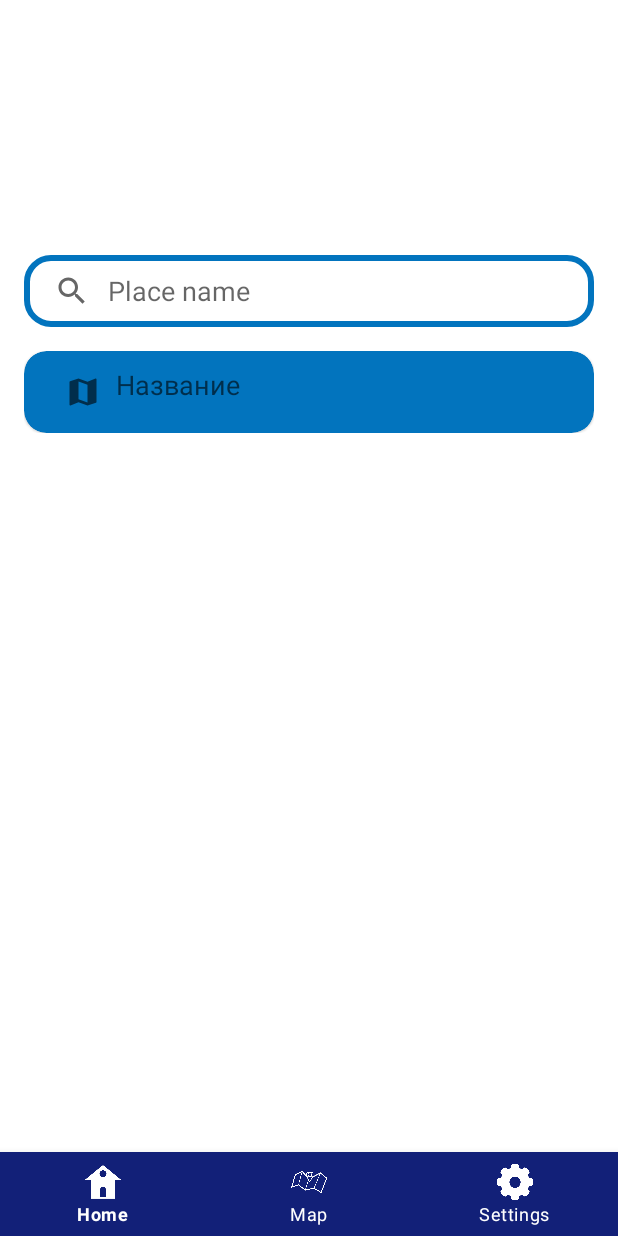
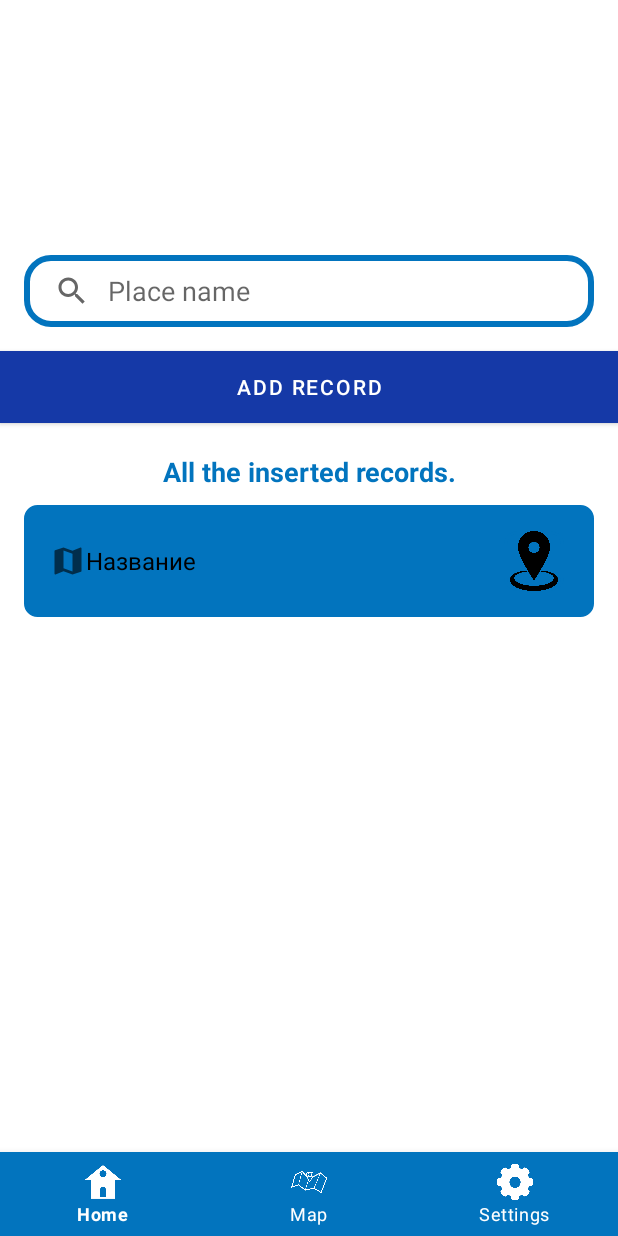
Before and after one commit to Hedgehog2484/Moscow_4D, an Android app: the screen it shows after launch (MainActivity), on a phone screen of 412 x 824 dp. Run offline under Robolectric (Android 15) with nearby library versions, the phone set to English and light mode, and no system bars.

Commit message:
recycleView item was rebuilt.

```diff
--- a/app/src/main/java/com/android/moscow4D/fragments/home/HomeFragment.kt
+++ b/app/src/main/java/com/android/moscow4D/fragments/home/HomeFragment.kt
@@ -6,6 +6,7 @@ import android.view.LayoutInflater
 import android.view.View
 import android.view.ViewGroup
 import com.android.moscow4D.R
+import android.database.sqlite.SQLiteDatabase
 
 
 /**
@@ -17,10 +18,6 @@ class HomeFragment : Fragment() {
 /**
  * Class of Homepage fragment.
  */
-
-
-    // private var param1: String? = null
-    // private var param2: String? = null
 
     override fun onCreate(savedInstanceState: Bundle?) {
         super.onCreate(savedInstanceState)
--- a/app/src/main/java/com/android/moscow4D/fragments/home/PlacesListFragment.kt
+++ b/app/src/main/java/com/android/moscow4D/fragments/home/PlacesListFragment.kt
@@ -16,6 +16,7 @@ import android.view.ViewGroup
 
 import android.view.LayoutInflater
 import android.view.View
+import android.widget.Button
 import com.android.moscow4D.fragments.home.PlacePageActivity
 
 import com.android.moscow4D.CacheEngine
@@ -41,7 +42,7 @@ class PlacesListFragment : ListFragment() {
         val from = arrayOf("Place", "Image")
 
         // IDs of views.
-        val to = intArrayOf(R.id.place_name, R.id.place_image)
+        val to = intArrayOf(R.id.tvName, R.id.place_image)
 
         // Adapter.
         adapter = SimpleAdapter(requireActivity(), CacheEngine.data, R.layout.home_places_list_model, from, to)
@@ -56,6 +57,7 @@ class PlacesListFragment : ListFragment() {
          * Renders listView and shows it in the fragment.
          */
         super.onStart()
+        listView.isDrawSelectorOnTop = true;
         listView.divider = null  // Turn off background between list items.
         listView.dividerHeight = 50  // Set distance between list items.
 
@@ -70,6 +72,6 @@ class PlacesListFragment : ListFragment() {
                 context?.startActivity(intent)  // Starting new activity with info about place.
 
                 // Toast.makeText(requireActivity(), data[pos]["Place"], Toast.LENGTH_SHORT).show()  // Show ListView.
-            }
+            };
     }
 }
--- a/app/src/main/res/drawable/roundcorner.xml
+++ b/app/src/main/res/drawable/roundcorner.xml
@@ -2,6 +2,6 @@
 <shape xmlns:android="http://schemas.android.com/apk/res/android" android:shape="rectangle">
     <stroke
         android:width="2dp"
-        android:color="#0274be" />
+        android:color="@color/blue" />
     <corners android:radius="8dp"/>
 </shape>
--- /dev/null
+++ b/app/src/main/res/drawable/roundcorner_background.xml
@@ -0,0 +1,10 @@
+<?xml version="1.0" encoding="utf-8"?>
+<shape xmlns:android="http://schemas.android.com/apk/res/android"
+    android:shape="rectangle">
+    <solid android:angle="270"
+        android:color="@color/blue"/>
+    <stroke
+        android:width="2dp"
+        android:color="@color/blue" />
+    <corners android:radius="8dp"/>
+</shape>
--- a/app/src/main/res/drawable/searchview_backgound.xml
+++ b/app/src/main/res/drawable/searchview_backgound.xml
@@ -5,7 +5,7 @@
     <corners
         android:radius="16dp"/>
     <stroke
-        android:color="#0274be"
+        android:color="@color/blue"
         android:width="4dp"/>
 
 </shape>
--- a/app/src/main/res/layout/fragment_home.xml
+++ b/app/src/main/res/layout/fragment_home.xml
@@ -5,6 +5,7 @@
     android:layout_width="match_parent"
     android:layout_height="match_parent"
     tools:context=".fragments.home.HomeFragment"
+    tools:showIn=".fragments.home.HomeFragment"
     android:orientation="vertical">
 
     <!-- Text input field settings -->
@@ -21,14 +22,60 @@
         android:queryBackground="@android:color/transparent"
         />
 
+    <Button
+        android:id="@+id/btnAdd"
+        android:background="@color/blue"
+        android:layout_width="match_parent"
+        android:layout_height="wrap_content"
+        android:text="ADD RECORD" />
+
+
+    <LinearLayout
+        android:layout_width="match_parent"
+        android:layout_height="wrap_content"
+        android:layout_marginTop="10dp"
+        android:gravity="center_vertical"
+        android:orientation="horizontal"
+        android:padding="10dp">
+
+        <TextView
+            android:id="@+id/tvName"
+            android:layout_width="match_parent"
+            android:layout_height="wrap_content"
+            android:gravity="center"
+            android:text="All the inserted records."
+            android:textColor="@color/blue"
+            android:textSize="18sp"
+            android:textStyle="bold" />
+    </LinearLayout>
+
     <!-- The fragment that will draw the listview -->
     <fragment
         android:id="@+id/home_fragment"
         android:name="com.android.moscow4D.fragments.home.PlacesListFragment"
-
+        android:drawSelectorOnTop="true"
         android:layout_width="match_parent"
         android:layout_height="wrap_content"
         android:layout_marginStart="16dp"
         android:layout_marginEnd="16dp" />
 
+    <androidx.recyclerview.widget.RecyclerView
+        android:drawSelectorOnTop="true"
+        android:id="@+id/rvItemsList"
+        android:layout_width="match_parent"
+        android:layout_height="match_parent"
+        android:visibility="visible"
+        tools:visibility="gone" />
+
+    <TextView
+        android:id="@+id/tvNoRecordsAvailable"
+        android:layout_width="match_parent"
+        android:layout_height="match_parent"
+        android:gravity="center"
+        android:text="No records available!!!"
+        android:textSize="18sp"
+        android:textColor="@color/blue"
+        android:visibility="gone"
+        tools:visibility="visible" />
+
 </LinearLayout>
--- a/app/src/main/res/layout/home_places_list_model.xml
+++ b/app/src/main/res/layout/home_places_list_model.xml
@@ -1,23 +1,13 @@
 <?xml version="1.0" encoding="utf-8"?>
-<com.google.android.material.card.MaterialCardView xmlns:android="http://schemas.android.com/apk/res/android"
-    xmlns:app="http://schemas.android.com/apk/res-auto"
-    android:id="@+id/card"
+<LinearLayout xmlns:android="http://schemas.android.com/apk/res/android"
+    xmlns:tools="http://schemas.android.com/tools"
+    android:id="@+id/llMain"
     android:layout_width="match_parent"
     android:layout_height="wrap_content"
-
-    android:layout_marginStart="20dp"
-    android:layout_marginEnd="20dp"
-    app:cardBackgroundColor="#0274be"
-    app:cardCornerRadius="15dp">
-
-
-    <!-- The Layout that include place image and place name -->
-    <LinearLayout
-        android:layout_width="match_parent"
-        android:layout_height="match_parent"
-        android:layout_marginStart="20dp"
-        android:orientation="horizontal">
-
+    android:background="@drawable/roundcorner_background"
+    android:gravity="center_vertical"
+    android:orientation="horizontal"
+    android:padding="10dp">
 
     <ImageView
         android:id="@+id/place_image"
@@ -32,17 +22,23 @@
         android:contentDescription="description"
         android:src="@drawable/ic_home" />
 
+    <TextView
+        android:id="@+id/tvName"
+        android:layout_width="0dp"
+        android:layout_height="wrap_content"
+        android:layout_weight="1"
+        android:textColor="@color/black"
+        android:textSize="16sp"
+        tools:text="PlaceName" />
 
-        <TextView
-            android:id="@+id/place_name"
-
-            android:layout_width="match_parent"
-            android:layout_height="match_parent"
-
-            android:padding="10dp"
-
-            android:text="Name"
-            android:textAppearance="?android:attr/textAppearanceMedium" />
+    <ImageView
+        android:id="@+id/ivLead"
+        android:layout_width="40dp"
+        android:layout_height="40dp"
+        android:contentDescription="image"
+        android:layout_marginRight="10dp"
+        android:foreground="?attr/selectableItemBackgroundBorderless"
+        android:scaleType="centerInside"
+        android:background="@drawable/roundcorner_background"
+        android:src="@drawable/ic_route" />
 </LinearLayout>
-
-</com.google.android.material.card.MaterialCardView>
--- a/app/src/main/res/values/colors.xml
+++ b/app/src/main/res/values/colors.xml
@@ -7,5 +7,5 @@
     <color name="teal_700">#FF018786</color>
     <color name="black">#FF000000</color>
     <color name="white">#FFFFFFFF</color>
-    <color name="blue">#122078</color>
+    <color name="blue">#0274be</color>
 </resources>
--- a/build.gradle
+++ b/build.gradle
@@ -5,9 +5,10 @@ buildscript {
         mavenCentral()
     }
     dependencies {
-        classpath "com.android.tools.build:gradle:7.0.2"
+        classpath "com.android.tools.build:gradle:7.0.3"
         classpath "org.jetbrains.kotlin:kotlin-gradle-plugin:1.5.31"
 
+        classpath "androidx.navigation:navigation-safe-args-gradle-plugin:2.4.0-beta02"
         // NOTE: Do not place your application dependencies here; they belong
         // in the individual module build.gradle files
     }
```
Also changed, not shown: app/build.gradle (+13 -6 lines), app/src/main/java/com/android/moscow4D/database/DatabaseHandler.kt (added, +64 -0 lines), app/src/main/java/com/android/moscow4D/database/PlaceModel.kt (added, +15 -0 lines), app/src/main/res/drawable/ic_route.png (added). Lines whose indentation alone changed are shown as unchanged.
